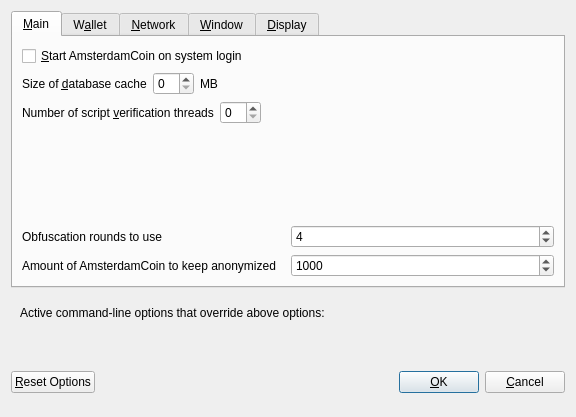
Old version of the form src/qt/forms/optionsdialog.ui in the repository listedlinked/superbee.
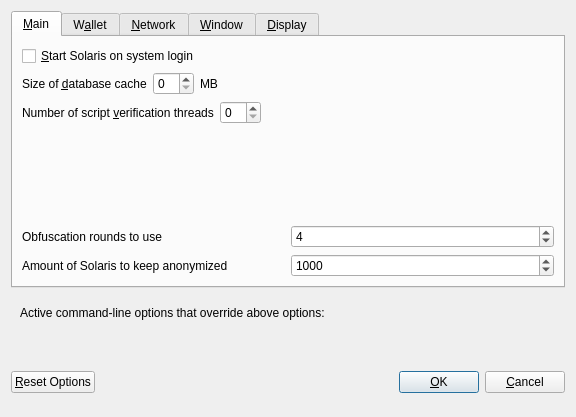
New version of the form. Custom widgets are drawn as their Qt base class.

Commit message: Rename to Solaris

The edit to the form file:
```diff
--- a/src/qt/forms/optionsdialog.ui
+++ b/src/qt/forms/optionsdialog.ui
@@ -33,7 +33,7 @@
           <string>Automatically start AmsterdamCoin after logging in to the system.</string>
          </property>
          <property name="text">
-          <string>&amp;Start AmsterdamCoin on system login</string>
+          <string>&amp;Start Solaris on system login</string>
          </property>
         </widget>
        </item>
@@ -177,7 +177,7 @@
             <string notr="true"/>
            </property>
            <property name="text">
-            <string>Amount of AmsterdamCoin to keep anonymized</string>
+            <string>Amount of Solaris to keep anonymized</string>
            </property>
           </widget>
          </item>
```
Left out of the diff: 12 changed lines with no effect on the pictures. The commit also changes 238 other files.
